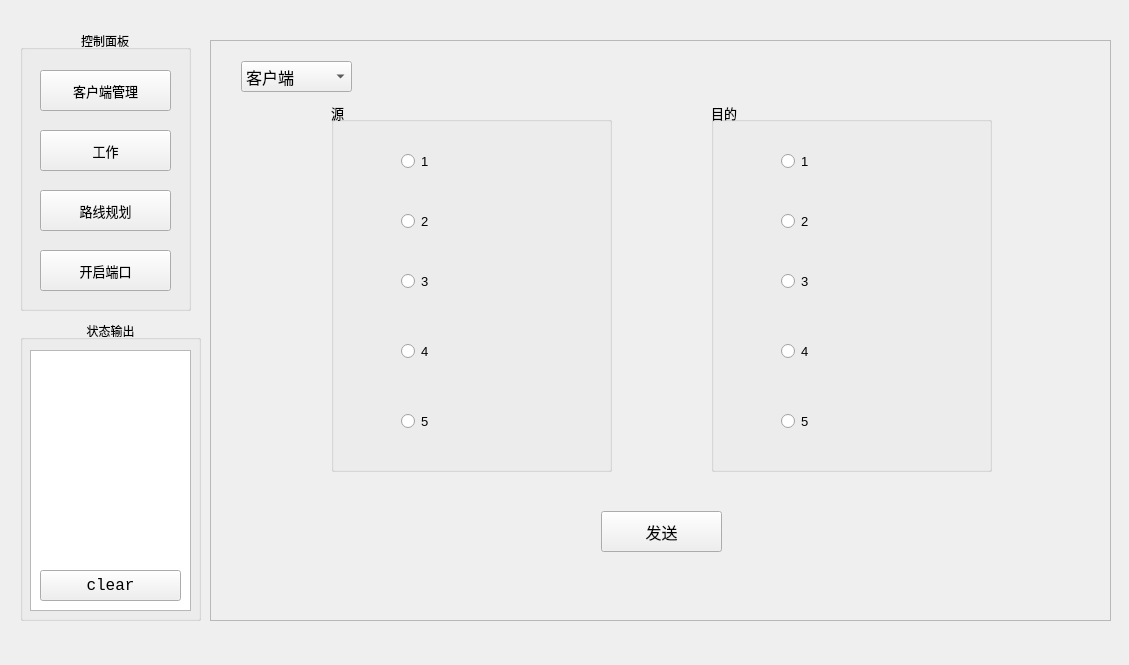
First picture: the form in widget.ui, repository pengdahong1225/Intelligent-trolley-upper-computer, before the edit.
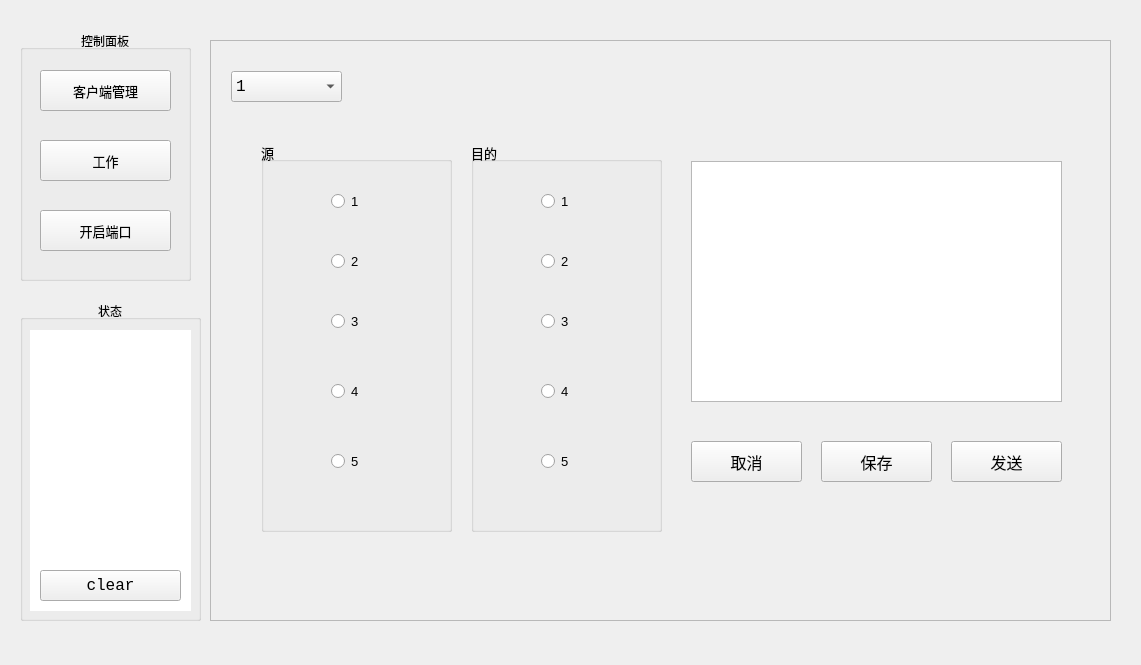
Second picture: the form after the edit.

Patch:
```diff
--- a/widget.ui
+++ b/widget.ui
@@ -6,10 +6,16 @@
    <rect>
     <x>0</x>
     <y>0</y>
-    <width>1129</width>
+    <width>1141</width>
     <height>665</height>
    </rect>
   </property>
+  <property name="maximumSize">
+   <size>
+    <width>1141</width>
+    <height>665</height>
+   </size>
+  </property>
   <property name="windowTitle">
    <string>Widget</string>
   </property>
@@ -26,7 +32,7 @@
     <enum>QFrame::StyledPanel</enum>
    </property>
    <property name="frameShadow">
-    <enum>QFrame::Sunken</enum>
+    <enum>QFrame::Plain</enum>
    </property>
    <property name="currentIndex">
     <number>1</number>
@@ -162,7 +168,7 @@
       </font>
      </property>
      <property name="text">
-      <string>在线</string>
+      <string>离线</string>
      </property>
      <property name="alignment">
       <set>Qt::AlignCenter</set>
@@ -512,117 +518,79 @@
     </widget>
    </widget>
    <widget class="QWidget" name="page_2">
-    <widget class="QGroupBox" name="groupBox_3">
+    <widget class="QComboBox" name="comboBox">
      <property name="geometry">
       <rect>
-       <x>120</x>
-       <y>60</y>
-       <width>281</width>
-       <height>371</height>
+       <x>20</x>
+       <y>30</y>
+       <width>111</width>
+       <height>31</height>
       </rect>
      </property>
      <property name="font">
       <font>
-       <pointsize>10</pointsize>
+       <family>Consolas</family>
+       <pointsize>12</pointsize>
       </font>
      </property>
-     <property name="title">
-      <string>源</string>
+     <property name="layoutDirection">
+      <enum>Qt::LeftToRight</enum>
      </property>
-     <property name="alignment">
-      <set>Qt::AlignLeading|Qt::AlignLeft|Qt::AlignVCenter</set>
-     </property>
-     <property name="flat">
+     <property name="autoFillBackground">
       <bool>false</bool>
      </property>
-     <property name="checkable">
+     <property name="editable">
       <bool>false</bool>
      </property>
-     <property name="checked">
+     <property name="maxCount">
+      <number>10</number>
+     </property>
+     <property name="duplicatesEnabled">
       <bool>false</bool>
      </property>
-     <widget class="QWidget" name="widget" native="true">
-      <property name="geometry">
-       <rect>
-        <x>20</x>
-        <y>30</y>
-        <width>241</width>
-        <height>331</height>
-       </rect>
-      </property>
-      <widget class="QRadioButton" name="radioButton">
-       <property name="geometry">
-        <rect>
-         <x>50</x>
-         <y>10</y>
-         <width>131</width>
-         <height>41</height>
-        </rect>
-       </property>
+     <property name="frame">
+      <bool>true</bool>
+     </property>
+     <item>
        <property name="text">
         <string>1</string>
        </property>
-      </widget>
-      <widget class="QRadioButton" name="radioButton_2">
-       <property name="geometry">
-        <rect>
-         <x>50</x>
-         <y>70</y>
-         <width>131</width>
-         <height>41</height>
-        </rect>
-       </property>
+     </item>
+     <item>
        <property name="text">
-        <string>2</string>
-       </property>
-      </widget>
-      <widget class="QRadioButton" name="radioButton_5">
-       <property name="geometry">
-        <rect>
-         <x>50</x>
-         <y>130</y>
-         <width>131</width>
-         <height>41</height>
-        </rect>
-       </property>
+       <string>语音</string>
+      </property>
+     </item>
+     <item>
        <property name="text">
         <string>3</string>
        </property>
-      </widget>
-      <widget class="QRadioButton" name="radioButton_6">
-       <property name="geometry">
-        <rect>
-         <x>50</x>
-         <y>200</y>
-         <width>131</width>
-         <height>41</height>
-        </rect>
-       </property>
+     </item>
+     <item>
        <property name="text">
         <string>4</string>
        </property>
-      </widget>
-      <widget class="QRadioButton" name="radioButton_7">
+     </item>
+    </widget>
+    <widget class="QStackedWidget" name="stackedWidget_2">
        <property name="geometry">
         <rect>
-         <x>50</x>
-         <y>270</y>
-         <width>131</width>
-         <height>41</height>
-        </rect>
-       </property>
-       <property name="text">
-        <string>5</string>
-       </property>
-      </widget>
-     </widget>
-    </widget>
+       <x>20</x>
+       <y>70</y>
+       <width>861</width>
+       <height>491</height>
+      </rect>
+     </property>
+     <property name="currentIndex">
+      <number>0</number>
+     </property>
+     <widget class="QWidget" name="page_3">
     <widget class="QPushButton" name="pbn_Send">
      <property name="geometry">
       <rect>
-       <x>390</x>
-       <y>470</y>
-       <width>121</width>
+         <x>720</x>
+         <y>330</y>
+         <width>111</width>
        <height>41</height>
       </rect>
      </property>
@@ -639,13 +607,35 @@
       <string>发送</string>
      </property>
     </widget>
+      <widget class="QPushButton" name="pbn_Save">
+       <property name="geometry">
+        <rect>
+         <x>590</x>
+         <y>330</y>
+         <width>111</width>
+         <height>41</height>
+        </rect>
+       </property>
+       <property name="font">
+        <font>
+         <family>Consolas</family>
+         <pointsize>12</pointsize>
+        </font>
+       </property>
+       <property name="cursor">
+        <cursorShape>PointingHandCursor</cursorShape>
+       </property>
+       <property name="text">
+        <string>保存</string>
+       </property>
+      </widget>
     <widget class="QGroupBox" name="groupBox_4">
      <property name="geometry">
       <rect>
-       <x>500</x>
-       <y>60</y>
-       <width>281</width>
-       <height>371</height>
+         <x>240</x>
+         <y>30</y>
+         <width>191</width>
+         <height>391</height>
       </rect>
      </property>
      <property name="font">
@@ -673,8 +663,8 @@
        <rect>
         <x>20</x>
         <y>30</y>
-        <width>241</width>
-        <height>331</height>
+          <width>151</width>
+          <height>341</height>
        </rect>
       </property>
       <widget class="QRadioButton" name="radioButton_13">
@@ -682,7 +672,7 @@
         <rect>
          <x>50</x>
          <y>10</y>
-         <width>131</width>
+           <width>51</width>
          <height>41</height>
         </rect>
        </property>
@@ -695,7 +685,7 @@
         <rect>
          <x>50</x>
          <y>70</y>
-         <width>131</width>
+           <width>51</width>
          <height>41</height>
         </rect>
        </property>
@@ -708,7 +698,7 @@
         <rect>
          <x>50</x>
          <y>130</y>
-         <width>131</width>
+           <width>51</width>
          <height>41</height>
         </rect>
        </property>
@@ -721,7 +711,7 @@
         <rect>
          <x>50</x>
          <y>200</y>
-         <width>131</width>
+           <width>51</width>
          <height>41</height>
         </rect>
        </property>
@@ -734,7 +724,7 @@
         <rect>
          <x>50</x>
          <y>270</y>
-         <width>131</width>
+           <width>51</width>
          <height>41</height>
         </rect>
        </property>
@@ -744,64 +734,196 @@
       </widget>
      </widget>
     </widget>
-    <widget class="QComboBox" name="comboBox">
+      <widget class="QPushButton" name="pbn_no">
+       <property name="geometry">
+        <rect>
+         <x>460</x>
+         <y>330</y>
+         <width>111</width>
+         <height>41</height>
+        </rect>
+       </property>
+       <property name="font">
+        <font>
+         <family>Consolas</family>
+         <pointsize>12</pointsize>
+        </font>
+       </property>
+       <property name="cursor">
+        <cursorShape>PointingHandCursor</cursorShape>
+       </property>
+       <property name="text">
+        <string>取消</string>
+       </property>
+      </widget>
+      <widget class="QGroupBox" name="groupBox_3">
      <property name="geometry">
       <rect>
        <x>30</x>
+         <y>30</y>
+         <width>191</width>
+         <height>391</height>
+        </rect>
+       </property>
+       <property name="font">
+        <font>
+         <pointsize>10</pointsize>
+        </font>
+       </property>
+       <property name="title">
+        <string>源</string>
+       </property>
+       <property name="alignment">
+        <set>Qt::AlignLeading|Qt::AlignLeft|Qt::AlignVCenter</set>
+       </property>
+       <property name="flat">
+        <bool>false</bool>
+       </property>
+       <property name="checkable">
+        <bool>false</bool>
+       </property>
+       <property name="checked">
+        <bool>false</bool>
+       </property>
+       <widget class="QWidget" name="widget" native="true">
+        <property name="geometry">
+         <rect>
+          <x>20</x>
+          <y>30</y>
+          <width>161</width>
+          <height>351</height>
+         </rect>
+        </property>
+        <widget class="QRadioButton" name="radioButton">
+         <property name="geometry">
+          <rect>
+           <x>50</x>
+           <y>10</y>
+           <width>51</width>
+           <height>41</height>
+          </rect>
+         </property>
+         <property name="text">
+          <string>1</string>
+         </property>
+        </widget>
+        <widget class="QRadioButton" name="radioButton_2">
+         <property name="geometry">
+          <rect>
+           <x>50</x>
+           <y>70</y>
+           <width>51</width>
+           <height>41</height>
+          </rect>
+         </property>
+         <property name="text">
+          <string>2</string>
+         </property>
+        </widget>
+        <widget class="QRadioButton" name="radioButton_5">
+         <property name="geometry">
+          <rect>
+           <x>50</x>
+           <y>130</y>
+           <width>51</width>
+           <height>41</height>
+          </rect>
+         </property>
+         <property name="text">
+          <string>3</string>
+         </property>
+        </widget>
+        <widget class="QRadioButton" name="radioButton_6">
+         <property name="geometry">
+          <rect>
+           <x>50</x>
+           <y>200</y>
+           <width>51</width>
+           <height>41</height>
+          </rect>
+         </property>
+         <property name="text">
+          <string>4</string>
+         </property>
+        </widget>
+        <widget class="QRadioButton" name="radioButton_7">
+         <property name="geometry">
+          <rect>
+           <x>50</x>
+           <y>270</y>
+           <width>51</width>
+           <height>41</height>
+          </rect>
+         </property>
+         <property name="text">
+          <string>5</string>
+         </property>
+        </widget>
+       </widget>
+      </widget>
+      <widget class="QTextEdit" name="textEdit_3">
+       <property name="geometry">
+        <rect>
+         <x>460</x>
+         <y>50</y>
+         <width>371</width>
+         <height>241</height>
+        </rect>
+       </property>
+       <property name="font">
+        <font>
+         <pointsize>11</pointsize>
+        </font>
+       </property>
+       <property name="readOnly">
+        <bool>true</bool>
+       </property>
+      </widget>
+     </widget>
+     <widget class="QWidget" name="page_4">
+      <widget class="QGroupBox" name="groupBox_5">
+       <property name="geometry">
+        <rect>
+         <x>50</x>
        <y>20</y>
-       <width>111</width>
-       <height>31</height>
+         <width>761</width>
+         <height>451</height>
       </rect>
      </property>
      <property name="font">
       <font>
-       <family>Consolas</family>
-       <pointsize>12</pointsize>
-      </font>
-     </property>
-     <property name="layoutDirection">
-      <enum>Qt::LeftToRight</enum>
-     </property>
-     <property name="autoFillBackground">
-      <bool>false</bool>
-     </property>
-     <property name="editable">
-      <bool>false</bool>
-     </property>
-     <property name="maxCount">
-      <number>10</number>
-     </property>
-     <property name="duplicatesEnabled">
-      <bool>false</bool>
-     </property>
-     <property name="frame">
+         <pointsize>10</pointsize>
+        </font>
+       </property>
+       <property name="title">
+        <string>语音转发</string>
+       </property>
+       <property name="alignment">
+        <set>Qt::AlignCenter</set>
+       </property>
+       <widget class="QTextEdit" name="textEdit_2">
+        <property name="geometry">
+         <rect>
+          <x>20</x>
+          <y>30</y>
+          <width>721</width>
+          <height>401</height>
+         </rect>
+        </property>
+        <property name="font">
+         <font>
+          <pointsize>15</pointsize>
+         </font>
+        </property>
+        <property name="frameShape">
+         <enum>QFrame::NoFrame</enum>
+        </property>
+        <property name="readOnly">
       <bool>true</bool>
      </property>
-     <item>
-      <property name="text">
-       <string>客户端</string>
-      </property>
-     </item>
-     <item>
-      <property name="text">
-       <string>1</string>
-      </property>
-     </item>
-     <item>
-      <property name="text">
-       <string>2</string>
-      </property>
-     </item>
-     <item>
-      <property name="text">
-       <string>3</string>
-      </property>
-     </item>
-     <item>
-      <property name="text">
-       <string>4</string>
-      </property>
-     </item>
+       </widget>
+      </widget>
+     </widget>
     </widget>
    </widget>
   </widget>
@@ -809,9 +931,9 @@
    <property name="geometry">
     <rect>
      <x>20</x>
-     <y>320</y>
+     <y>300</y>
      <width>181</width>
-     <height>301</height>
+     <height>321</height>
     </rect>
    </property>
    <property name="font">
@@ -820,7 +942,7 @@
     </font>
    </property>
    <property name="title">
-    <string>状态输出</string>
+    <string>状态</string>
    </property>
    <property name="alignment">
     <set>Qt::AlignCenter</set>
@@ -831,7 +953,7 @@
       <x>10</x>
       <y>30</y>
       <width>161</width>
-      <height>261</height>
+      <height>281</height>
      </rect>
     </property>
     <property name="font">
@@ -840,6 +962,9 @@
       <pointsize>10</pointsize>
      </font>
     </property>
+    <property name="frameShape">
+     <enum>QFrame::NoFrame</enum>
+    </property>
     <property name="readOnly">
      <bool>true</bool>
     </property>
@@ -848,7 +973,7 @@
     <property name="geometry">
      <rect>
       <x>20</x>
-      <y>250</y>
+      <y>270</y>
       <width>141</width>
       <height>31</height>
      </rect>
@@ -870,7 +995,7 @@
      <x>20</x>
      <y>30</y>
      <width>171</width>
-     <height>281</height>
+     <height>251</height>
     </rect>
    </property>
    <property name="font">
@@ -910,7 +1035,7 @@
     <property name="geometry">
      <rect>
       <x>20</x>
-      <y>100</y>
+      <y>110</y>
       <width>131</width>
       <height>41</height>
      </rect>
@@ -928,33 +1053,11 @@
      <string>工作</string>
     </property>
    </widget>
-   <widget class="QPushButton" name="pbn_Route">
-    <property name="geometry">
-     <rect>
-      <x>20</x>
-      <y>160</y>
-      <width>131</width>
-      <height>41</height>
-     </rect>
-    </property>
-    <property name="font">
-     <font>
-      <family>Consolas</family>
-      <pointsize>10</pointsize>
-     </font>
-    </property>
-    <property name="cursor">
-     <cursorShape>PointingHandCursor</cursorShape>
-    </property>
-    <property name="text">
-     <string>路线规划</string>
-    </property>
-   </widget>
    <widget class="QPushButton" name="pbn_Run">
     <property name="geometry">
      <rect>
       <x>20</x>
-      <y>220</y>
+      <y>180</y>
       <width>131</width>
       <height>41</height>
      </rect>
```
Lines whose indentation alone changed are shown as unchanged.
